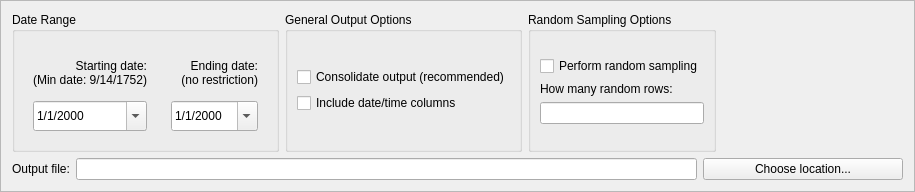
Before: the Qt Designer form NewGeneUI/NewGene/Widgets/CreateOutput/GenerateOutput/optionsbox.ui in daniel347x/newgene, drawn with Qt 5.
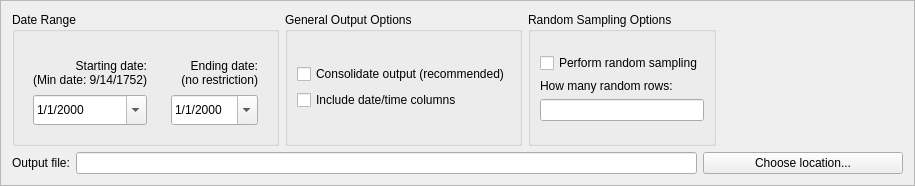
After: the same form once the commit is applied. Custom widgets are drawn as their Qt base class.

Commit message: A handful of remaining tasks - add space surrounding calendar controls; give warning on Mac when dataset doesn't load to deal with iCloud data loading bug; potentially resolve bug in which warning text for a VG was not appearing; move the 'Simple Mode' checkbox; and hide the 'Output' menu (and the 'About' menu and the menu bar) in Simple mode.

Diff of the .ui file:
```diff
--- a/NewGeneUI/NewGene/Widgets/CreateOutput/GenerateOutput/optionsbox.ui
+++ b/NewGeneUI/NewGene/Widgets/CreateOutput/GenerateOutput/optionsbox.ui
@@ -39,6 +39,9 @@
           <layout class="QVBoxLayout" name="verticalLayout_6">
            <item>
             <layout class="QVBoxLayout" name="verticalLayout_3">
+             <property name="spacing">
+              <number>0</number>
+             </property>
              <item>
               <spacer name="verticalSpacer_3">
                <property name="orientation">
@@ -123,6 +126,9 @@
           <layout class="QVBoxLayout" name="verticalLayout_10">
            <item>
             <layout class="QVBoxLayout" name="verticalLayout_9">
+             <property name="spacing">
+              <number>0</number>
+             </property>
              <item>
               <spacer name="verticalSpacer_7">
                <property name="orientation">
```
The commit also changes 4 other files.
